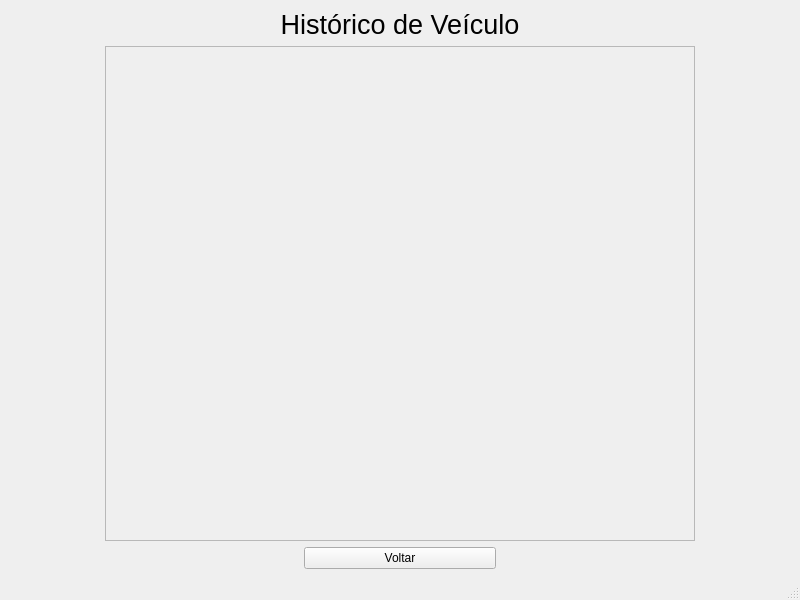
Before: the Qt Designer form Cliente/ui/HistoricoVeiculos.ui in Liedsonfsa/Route-Run, drawn with Qt 5.
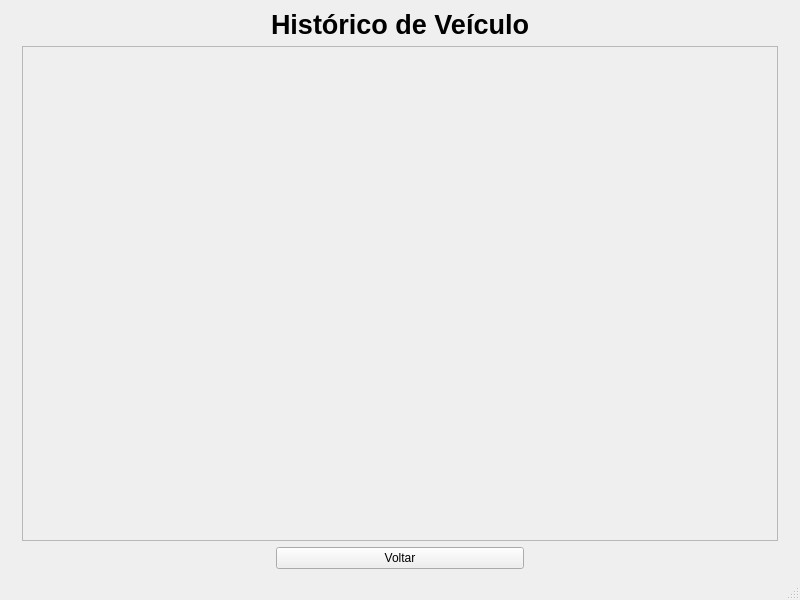
After: the same form once the commit is applied.

Patch:
```diff
--- a/Cliente/ui/HistoricoVeiculos.ui
+++ b/Cliente/ui/HistoricoVeiculos.ui
@@ -43,7 +43,7 @@
     <item row="1" column="0">
      <widget class="QLabel" name="label_4">
       <property name="text">
-       <string>                           </string>
+       <string/>
       </property>
      </widget>
     </item>
@@ -52,6 +52,8 @@
       <property name="font">
        <font>
         <pointsize>20</pointsize>
+        <weight>75</weight>
+        <bold>true</bold>
        </font>
       </property>
       <property name="text">
@@ -72,7 +74,7 @@
         <rect>
          <x>0</x>
          <y>0</y>
-         <width>546</width>
+         <width>750</width>
          <height>441</height>
         </rect>
        </property>
@@ -82,7 +84,7 @@
     <item row="1" column="2">
      <widget class="QLabel" name="label_5">
       <property name="text">
-       <string>                           </string>
+       <string/>
       </property>
      </widget>
     </item>
```
